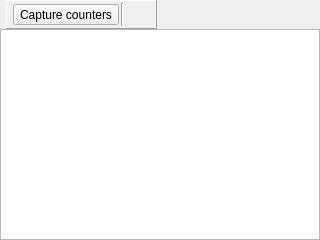
The window that qrenderdoc/Windows/PerformanceCounterViewer.ui (baldurk/renderdoc) describes before a commit, drawn with Qt 5.
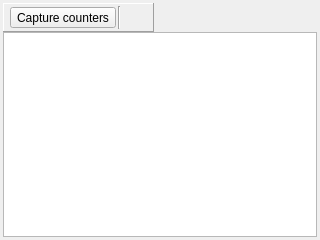
The same window after the commit. Icons and pictures are not drawn. Custom widgets are drawn as their Qt base class.

Commit message: Tweak spacing/margins a bit

Diff of the .ui file:
```diff
--- a/qrenderdoc/Windows/PerformanceCounterViewer.ui
+++ b/qrenderdoc/Windows/PerformanceCounterViewer.ui
@@ -18,30 +18,30 @@
     <number>0</number>
    </property>
    <property name="leftMargin">
-    <number>0</number>
+    <number>3</number>
    </property>
    <property name="topMargin">
-    <number>0</number>
+    <number>3</number>
    </property>
    <property name="rightMargin">
-    <number>0</number>
+    <number>3</number>
    </property>
    <property name="bottomMargin">
-    <number>0</number>
+    <number>3</number>
    </property>
    <item>
     <layout class="QHBoxLayout" name="horizontalLayout">
      <property name="spacing">
-      <number>3</number>
+      <number>0</number>
      </property>
      <property name="sizeConstraint">
       <enum>QLayout::SetDefaultConstraint</enum>
      </property>
      <property name="leftMargin">
-      <number>6</number>
+      <number>0</number>
      </property>
      <property name="rightMargin">
-      <number>6</number>
+      <number>0</number>
      </property>
      <item>
       <widget class="QFrame" name="frame">
```
